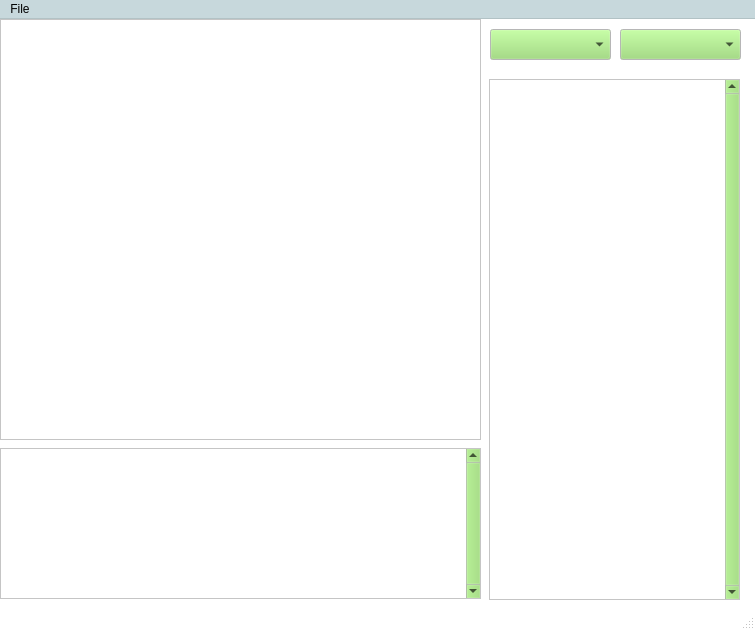
Old version of the form Sketch/Sketch/sketch.ui in the repository liygcheng/Sketch2Image.
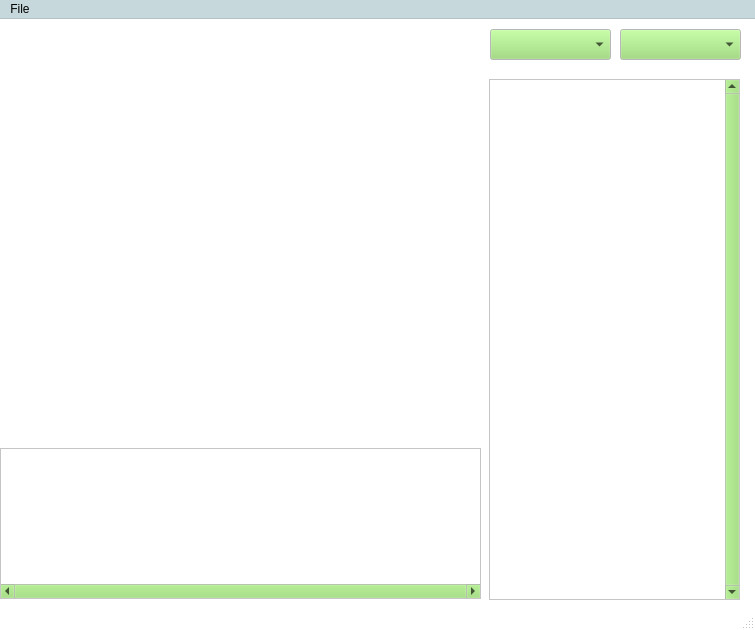
New version of the form.

Diff of the .ui file:
```diff
--- a/Sketch/Sketch/sketch.ui
+++ b/Sketch/Sketch/sketch.ui
@@ -466,83 +466,6 @@
      </disabled>
     </palette>
    </property>
-   <widget class="QGraphicsView" name="m_SketchPlane">
-    <property name="geometry">
-     <rect>
-      <x>0</x>
-      <y>0</y>
-      <width>481</width>
-      <height>421</height>
-     </rect>
-    </property>
-    <property name="palette">
-     <palette>
-      <active>
-       <colorrole role="Base">
-        <brush brushstyle="SolidPattern">
-         <color alpha="255">
-          <red>255</red>
-          <green>255</green>
-          <blue>255</blue>
-         </color>
-        </brush>
-       </colorrole>
-       <colorrole role="Window">
-        <brush brushstyle="SolidPattern">
-         <color alpha="255">
-          <red>255</red>
-          <green>255</green>
-          <blue>255</blue>
-         </color>
-        </brush>
-       </colorrole>
-      </active>
-      <inactive>
-       <colorrole role="Base">
-        <brush brushstyle="SolidPattern">
-         <color alpha="255">
-          <red>255</red>
-          <green>255</green>
-          <blue>255</blue>
-         </color>
-        </brush>
-       </colorrole>
-       <colorrole role="Window">
-        <brush brushstyle="SolidPattern">
-         <color alpha="255">
-          <red>255</red>
-          <green>255</green>
-          <blue>255</blue>
-         </color>
-        </brush>
-       </colorrole>
-      </inactive>
-      <disabled>
-       <colorrole role="Base">
-        <brush brushstyle="SolidPattern">
-         <color alpha="255">
-          <red>255</red>
-          <green>255</green>
-          <blue>255</blue>
-         </color>
-        </brush>
-       </colorrole>
-       <colorrole role="Window">
-        <brush brushstyle="SolidPattern">
-         <color alpha="255">
-          <red>255</red>
-          <green>255</green>
-          <blue>255</blue>
-         </color>
-        </brush>
-       </colorrole>
-      </disabled>
-     </palette>
-    </property>
-    <property name="styleSheet">
-     <string notr="true"/>
-    </property>
-   </widget>
    <widget class="QComboBox" name="m_Tag">
     <property name="geometry">
      <rect>
@@ -748,10 +671,10 @@
      </palette>
     </property>
     <property name="verticalScrollBarPolicy">
-     <enum>Qt::ScrollBarAlwaysOn</enum>
+     <enum>Qt::ScrollBarAlwaysOff</enum>
     </property>
     <property name="horizontalScrollBarPolicy">
-     <enum>Qt::ScrollBarAlwaysOff</enum>
+     <enum>Qt::ScrollBarAlwaysOn</enum>
     </property>
     <property name="widgetResizable">
      <bool>true</bool>
@@ -761,12 +684,25 @@
       <rect>
        <x>0</x>
        <y>0</y>
-       <width>462</width>
-       <height>149</height>
+       <width>479</width>
+       <height>132</height>
       </rect>
      </property>
     </widget>
    </widget>
+   <widget class="QLabel" name="m_SketchPlane">
+    <property name="geometry">
+     <rect>
+      <x>10</x>
+      <y>20</y>
+      <width>461</width>
+      <height>391</height>
+     </rect>
+    </property>
+    <property name="text">
+     <string/>
+    </property>
+   </widget>
   </widget>
   <widget class="QMenuBar" name="menuBar">
    <property name="geometry">
```
